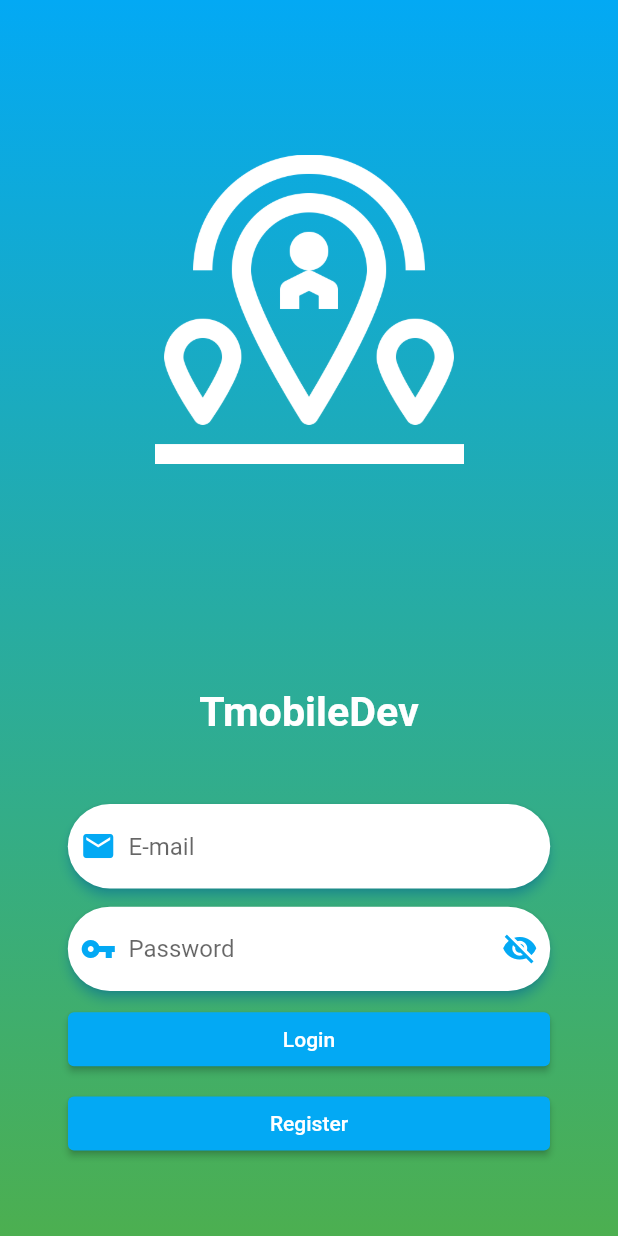
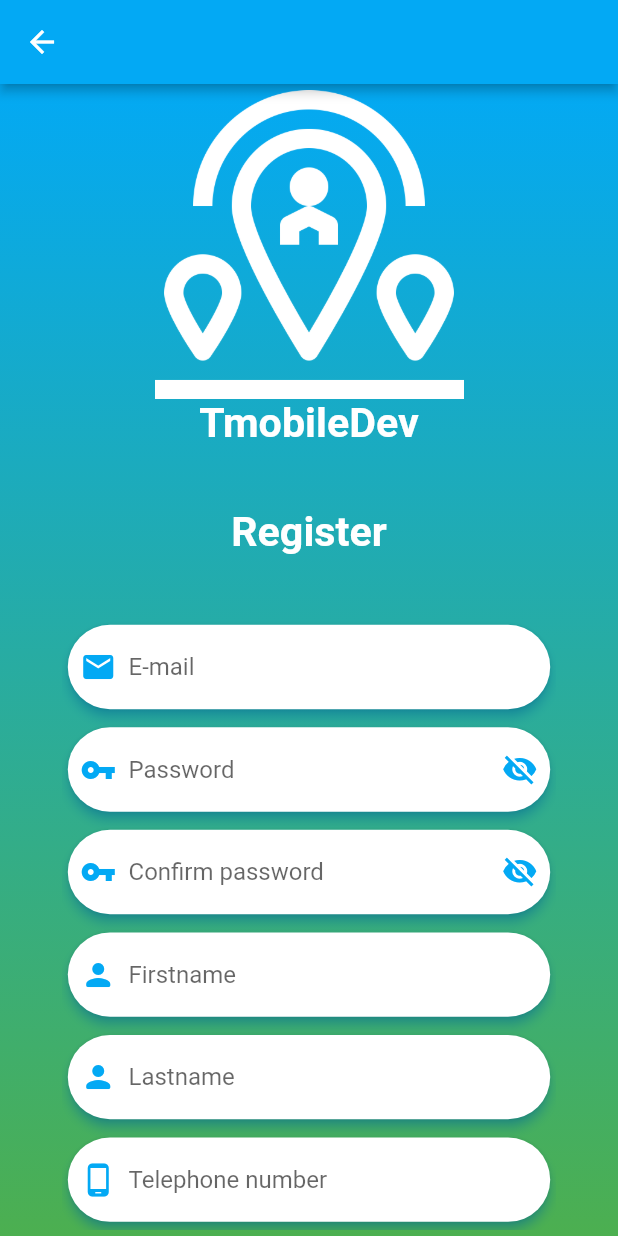
Before and after one commit to tumlovery2005/TMobileDevFlutter, a Flutter app: the screen it shows after launch, after a tap on "Register", on a phone screen of 412 x 824 dp. Run offline on Flutter 3.47's test engine with Material 2 defaults, Android fonts, the phone set to English and light mode, and no system bars; our stand-ins replace cached_network_image, dio, flutter_countdown_timer, modal_progress_hud, rxdart, shared_preferences; missing offline and left inert: abhi_flutter_alertdialog; network calls fail.

Commit message:
create register ui.

```diff
--- a/lib/page/LoginPage.dart
+++ b/lib/page/LoginPage.dart
@@ -7,6 +7,7 @@ import 'package:tmobiledev/bloc/UserMeBloc.dart';
 import 'package:tmobiledev/model/StatusModel.dart';
 import 'package:tmobiledev/model/user/UserStatusModel.dart';
 import 'package:tmobiledev/page/MainAppPage.dart';
+import 'package:tmobiledev/page/RegisterPage.dart';
 import 'package:tmobiledev/utils/EnterExitRoute.dart';
 import 'package:tmobiledev/utils/pref_manager.dart';
 
@@ -67,11 +68,19 @@ class LoginPageState extends State<LoginPage> {
             child: Column(
               children: <Widget>[
                 Expanded(
-                  child: Center(
+                  child: Column(
+                    mainAxisAlignment:  MainAxisAlignment.center,
+                    children: <Widget>[
+                      Center(
                         child: Image(
                           image: AssetImage('assets/title_image.png'),
                           width: shortWidthsize / 2, color: Colors.white,
                         ),
+                      ),
+                      Text('TmobileDev', style: TextStyle(color: Colors.white,
+                          fontSize: shortTestside / 15, fontWeight: FontWeight.bold)
+                      ),
+                    ],
                   ),
                 ),
                 Expanded(
@@ -106,11 +115,19 @@ class LoginPageState extends State<LoginPage> {
             Container(
               width: (shortWidthsize / 2),
               height: double.infinity,
-              child: Center(
+              child: Column(
+                mainAxisAlignment:  MainAxisAlignment.center,
+                children: <Widget>[
+                  Center(
                     child: Image(
                       image: AssetImage('assets/title_image.png'),
                       width: shortWidthsize / 4, color: Colors.white,
                     ),
+                  ),
+                  Text('TmobileDev', style: TextStyle(color: Colors.white,
+                      fontSize: shortTestside / 15, fontWeight: FontWeight.bold)
+                  ),
+                ],
               ),
             ),
             Expanded(
@@ -133,7 +150,7 @@ class LoginPageState extends State<LoginPage> {
               crossAxisAlignment: CrossAxisAlignment.center,
               mainAxisAlignment: MainAxisAlignment.center,
               children: <Widget>[
-                Text('TmobileDev', style: TextStyle(color: Colors.white,
+                Text('Login', style: TextStyle(color: Colors.white,
                     fontSize: shortTestside / 15, fontWeight: FontWeight.bold)
                 ),
                 _boxInputEmail(),
@@ -271,8 +288,7 @@ class LoginPageState extends State<LoginPage> {
       width: double.infinity,
       child: ElevatedButton(
         onPressed: () => {
-          _setLoading(true),
-          _LoginRequest(),
+          _nextRegisterPage(),
         },
         child: Text('Register', style: TextStyle(color: Colors.white)),
         clipBehavior: Clip.antiAlias,
@@ -341,6 +357,10 @@ class LoginPageState extends State<LoginPage> {
     });
   }
 
+  _nextRegisterPage() {
+    Navigator.push(context, EnterExitRoute(enterPage: RegisterPage()));
+  }
+
   _nextMainAppPage() {
     Navigator.pop(context);
     Navigator.push(context, EnterExitRoute(enterPage: MainAppPage()));
--- /dev/null
+++ b/lib/page/RegisterPage.dart
@@ -0,0 +1,490 @@
+import 'package:flutter/material.dart';
+import 'package:flutter/services.dart';
+import 'package:modal_progress_hud/modal_progress_hud.dart';
+
+class RegisterPage extends StatefulWidget {
+
+  @override
+  RegisterPageState createState() => RegisterPageState();
+}
+
+class RegisterPageState extends State<RegisterPage> {
+  double shortTestside, shortWidthsize;
+  final _emailController = TextEditingController();
+  final _passwordController = TextEditingController();
+  final _confirmPasswordController = TextEditingController();
+  final _firstNameController = TextEditingController();
+  final _lasttNameController = TextEditingController();
+  final _telephoneController = TextEditingController();
+  bool showPassword = true;
+  bool showConfirmPassword = true;
+  bool loading = false;
+
+  @override
+  Widget build(BuildContext context) {
+    shortTestside = MediaQuery.of(context).size.shortestSide;
+    shortWidthsize = MediaQuery.of(context).size.width;
+    var isPortrait = MediaQuery.of(context).orientation == Orientation.portrait;
+    if(isPortrait){
+      return _isPortrait();
+    } else {
+      return _isLandscape();
+    }
+  }
+
+  Widget _isPortrait(){
+    return GestureDetector(
+      onTap: () {
+        FocusScopeNode currentFocus = FocusScope.of(context);
+        if (!currentFocus.hasPrimaryFocus) {
+          currentFocus.unfocus();
+        }
+      },
+      child: Scaffold(
+        appBar: AppBar(
+          leading: new IconButton(
+            icon: new Icon(Icons.arrow_back_outlined),
+            onPressed: () => Navigator.of(context).pop(),
+          ),
+          elevation: 3.0,
+          backgroundColor: Colors.lightBlue,
+        ),
+        body: ModalProgressHUD(
+          child: Container(
+            width: double.infinity,
+            height: double.infinity,
+            padding: EdgeInsets.only(
+              top: shortTestside / 100,
+              bottom: shortTestside / 100,
+              left: shortTestside / 10,
+              right: shortTestside / 10,
+            ),
+            decoration: BoxDecoration(
+              gradient: LinearGradient(
+                begin: Alignment.topCenter,
+                end: Alignment.bottomCenter,
+                colors: [
+                  Colors.lightBlue,
+                  Colors.green,
+                ],
+              ),
+            ),
+            child: SingleChildScrollView(
+              child: Column(
+                children: <Widget>[
+                  Center(
+                    child: Image(
+                      image: AssetImage('assets/title_image.png'),
+                      width: shortWidthsize / 2, color: Colors.white,
+                    ),
+                  ),
+                  Text('TmobileDev', style: TextStyle(color: Colors.white,
+                      fontSize: shortTestside / 15, fontWeight: FontWeight.bold)
+                  ),
+                  Container(
+                    margin: EdgeInsets.only(top: shortWidthsize / 10),
+                    child: Text('Register', style: TextStyle(color: Colors.white,
+                        fontSize: shortTestside / 15, fontWeight: FontWeight.bold)
+                    ),
+                  ),
+                  _boxInputEmail(),
+                  _boxInputPassword(),
+                  _boxInputConfirmPassword(),
+                  _boxInputFirstname(),
+                  _boxInputLastname(),
+                  _boxTelephone(),
+                  _buttonRegister(),
+                ],
+              ),
+            ),
+          ),
+          inAsyncCall: loading,
+        ),
+      ),
+    );
+  }
+
+  Widget _isLandscape(){
+    return Scaffold(
+      appBar: AppBar(
+        leading: new IconButton(
+          icon: new Icon(Icons.arrow_back_outlined),
+          onPressed: () => Navigator.of(context).pop(),
+        ),
+        elevation: 3.0,
+        backgroundColor: Colors.lightBlue,
+      ),
+      body: Container(
+        width: double.infinity,
+        height: double.infinity,
+        decoration: BoxDecoration(
+          gradient: LinearGradient(
+            begin: Alignment.topCenter,
+            end: Alignment.bottomCenter,
+            colors: [
+              Colors.lightBlue,
+              Colors.green,
+            ],
+          ),
+        ),
+        child: Row(
+          children: <Widget>[
+            Container(
+              width: (shortWidthsize / 2),
+              height: double.infinity,
+              child: Column(
+                mainAxisAlignment:  MainAxisAlignment.center,
+                children: <Widget>[
+                  Center(
+                    child: Image(
+                      image: AssetImage('assets/title_image.png'),
+                      width: shortWidthsize / 4, color: Colors.white,
+                    ),
+                  ),
+                  Text('TmobileDev', style: TextStyle(color: Colors.white,
+                      fontSize: shortTestside / 15, fontWeight: FontWeight.bold)
+                  ),
+                ],
+              ),
+            ),
+            Expanded(
+              child: _layoutLogin(),
+            ),
+          ],
+        ),
+      ),
+    );
+  }
+
+  Widget _layoutLogin(){
+    return Container(
+      child: Center(
+        child: SingleChildScrollView(
+          child: Container(
+            width: double.infinity,
+            margin: EdgeInsets.all(shortTestside / 10),
+            child: Column(
+              crossAxisAlignment: CrossAxisAlignment.center,
+              mainAxisAlignment: MainAxisAlignment.center,
+              children: <Widget>[
+                Text('Register', style: TextStyle(color: Colors.white,
+                    fontSize: shortTestside / 15, fontWeight: FontWeight.bold)
+                ),
+                _boxInputEmail(),
+                _boxInputPassword(),
+                _boxInputConfirmPassword(),
+                _boxInputFirstname(),
+                _boxInputLastname(),
+                _boxTelephone(),
+                _buttonRegister(),
+              ],
+            ),
+          ),
+        ),
+      ),
+    );
+  }
+
+  Widget _boxInputEmail(){
+    return Container(
+        width: double.infinity,
+        margin: EdgeInsets.only(top: shortTestside /10),
+        child: Card(
+            shadowColor: Colors.lightBlue,
+            elevation: 3.0,
+            shape: RoundedRectangleBorder(
+                borderRadius: BorderRadiusDirectional.circular(shortTestside / 10)),
+            child: Container(
+              padding: EdgeInsets.all(shortTestside / 100),
+              child: Row(
+                mainAxisAlignment: MainAxisAlignment.center,
+                children: <Widget>[
+                  Container(
+                    margin: EdgeInsets.all(shortTestside / 100),
+                    child: Icon(Icons.email, color: Colors.lightBlue),
+                  ),
+                  Expanded(
+                    child: Container(
+                      margin: EdgeInsets.only(left: shortTestside / 100),
+                      child: TextField(
+                        controller: _emailController,
+                        decoration: InputDecoration(
+                          hintText: "E-mail",
+                          border: InputBorder.none,
+                        ),
+                        maxLines: 1,
+                      ),
+                    ),
+                  ),
+                ],
+              ),
+            )
+        )
+    );
+  }
+
+  Widget _boxInputPassword(){
+    return Container(
+        width: double.infinity,
+        margin: EdgeInsets.only(top: shortTestside / 100),
+        child: Card(
+            shadowColor: Colors.lightBlue,
+            elevation: 3.0,
+            shape: RoundedRectangleBorder(
+                borderRadius: BorderRadiusDirectional.circular(shortTestside / 10)),
+            child: Container(
+              padding: EdgeInsets.all(shortTestside / 100),
+              child: Row(
+                mainAxisAlignment: MainAxisAlignment.center,
+                children: <Widget>[
+                  Container(
+                    margin: EdgeInsets.all(shortTestside / 100),
+                    child: Icon(Icons.vpn_key, color: Colors.lightBlue),
+                  ),
+                  Expanded(
+                      child: Container(
+                        margin: EdgeInsets.only(left: shortTestside / 100),
+                        child: TextField(
+                          controller: _passwordController,
+                          decoration: InputDecoration(
+                            hintText: "Password",
+                            border: InputBorder.none,
+                          ),
+                          enableSuggestions: false,
+                          obscureText: showPassword,
+                          maxLines: 1,
+                        ),
+                      )
+                  ),
+                  InkResponse(
+                    child: Container(
+                      margin: EdgeInsets.all(shortTestside / 100),
+                      child: _iconShowPassword(),
+                    ),
+                    onTap: () => {
+                      if(showPassword){
+                        _setShowPassword(false),
+                      } else {
+                        _setShowPassword(true),
+                      }
+                    },
+                  ),
+                ],
+              ),
+            )
+        )
+    );
+  }
+
+  Widget _boxInputConfirmPassword(){
+    return Container(
+        width: double.infinity,
+        margin: EdgeInsets.only(top: shortTestside / 100),
+        child: Card(
+            shadowColor: Colors.lightBlue,
+            elevation: 3.0,
+            shape: RoundedRectangleBorder(
+                borderRadius: BorderRadiusDirectional.circular(shortTestside / 10)),
+            child: Container(
+              padding: EdgeInsets.all(shortTestside / 100),
+              child: Row(
+                mainAxisAlignment: MainAxisAlignment.center,
+                children: <Widget>[
+                  Container(
+                    margin: EdgeInsets.all(shortTestside / 100),
+                    child: Icon(Icons.vpn_key, color: Colors.lightBlue),
+                  ),
+                  Expanded(
+                      child: Container(
+                        margin: EdgeInsets.only(left: shortTestside / 100),
+                        child: TextField(
+                          controller: _confirmPasswordController,
+                          decoration: InputDecoration(
+                            hintText: "Confirm password",
+                            border: InputBorder.none,
+                          ),
+                          enableSuggestions: false,
+                          obscureText: showConfirmPassword,
+                          maxLines: 1,
+                        ),
+                      )
+                  ),
+                  InkResponse(
+                    child: Container(
+                      margin: EdgeInsets.all(shortTestside / 100),
+                      child: _iconShowPassword(),
+                    ),
+                    onTap: () => {
+                      if(showConfirmPassword){
+                        _setShowConfirmPassword(false),
+                      } else {
+                        _setShowConfirmPassword(true),
+                      }
+                    },
+                  ),
+                ],
+              ),
+            )
+        )
+    );
+  }
+
+  Widget _iconShowPassword(){
+    if(showPassword){
+      return Icon(Icons.visibility_off_sharp, color: Colors.lightBlue);
+    } else {
+      return Icon(Icons.remove_red_eye_sharp, color: Colors.lightBlue);
+    }
+  }
+
+  Widget _boxInputFirstname(){
+    return Container(
+        width: double.infinity,
+        margin: EdgeInsets.only(top: shortTestside / 100),
+        child: Card(
+            shadowColor: Colors.lightBlue,
+            elevation: 3.0,
+            shape: RoundedRectangleBorder(
+                borderRadius: BorderRadiusDirectional.circular(shortTestside / 10)),
+            child: Container(
+              padding: EdgeInsets.all(shortTestside / 100),
+              child: Row(
+                mainAxisAlignment: MainAxisAlignment.center,
+                children: <Widget>[
+                  Container(
+                    margin: EdgeInsets.all(shortTestside / 100),
+                    child: Icon(Icons.person_rounded, color: Colors.lightBlue),
+                  ),
+                  Expanded(
+                    child: Container(
+                      margin: EdgeInsets.only(left: shortTestside / 100),
+                      child: TextField(
+                        controller: _firstNameController,
+                        decoration: InputDecoration(
+                          hintText: "Firstname",
+                          border: InputBorder.none,
+                        ),
+                        maxLines: 1,
+                      ),
+                    ),
+                  ),
+                ],
+              ),
+            )
+        )
+    );
+  }
+
+  Widget _boxInputLastname(){
+    return Container(
+        width: double.infinity,
+        margin: EdgeInsets.only(top: shortTestside / 100),
+        child: Card(
+            shadowColor: Colors.lightBlue,
+            elevation: 3.0,
+            shape: RoundedRectangleBorder(
+                borderRadius: BorderRadiusDirectional.circular(shortTestside / 10)),
+            child: Container(
+              padding: EdgeInsets.all(shortTestside / 100),
+              child: Row(
+                mainAxisAlignment: MainAxisAlignment.center,
+                children: <Widget>[
+                  Container(
+                    margin: EdgeInsets.all(shortTestside / 100),
+                    child: Icon(Icons.person_rounded, color: Colors.lightBlue),
+                  ),
+                  Expanded(
+                    child: Container(
+                      margin: EdgeInsets.only(left: shortTestside / 100),
+                      child: TextField(
+                        controller: _lasttNameController,
+                        decoration: InputDecoration(
+                          hintText: "Lastname",
+                          border: InputBorder.none,
+                        ),
+                        maxLines: 1,
+                      ),
+                    ),
+                  ),
+                ],
+              ),
+            )
+        )
+    );
+  }
+
+  Widget _boxTelephone(){
+    return Container(
+        width: double.infinity,
+        margin: EdgeInsets.only(top: shortTestside / 100),
+        child: Card(
+            shadowColor: Colors.lightBlue,
+            elevation: 3.0,
+            shape: RoundedRectangleBorder(
+                borderRadius: BorderRadiusDirectional.circular(shortTestside / 10)),
+            child: Container(
+              padding: EdgeInsets.all(shortTestside / 100),
+              child: Row(
+                mainAxisAlignment: MainAxisAlignment.center,
+                children: <Widget>[
+                  Container(
+                    margin: EdgeInsets.all(shortTestside / 100),
+                    child: Icon(Icons.phone_android, color: Colors.lightBlue),
+                  ),
+                  Expanded(
+                    child: Container(
+                      margin: EdgeInsets.only(left: shortTestside / 100),
+                      child: TextField(
+                        controller: _telephoneController,
+                        decoration: InputDecoration(
+                          hintText: "Telephone number",
+                          border: InputBorder.none,
+                        ),
+                        keyboardType: TextInputType.number,
+                        maxLines: 1,
+                      ),
+                    ),
+                  ),
+                ],
+              ),
+            )
+        )
+    );
+  }
+
+  Widget _buttonRegister(){
+    return Container(
+      margin: EdgeInsets.all(shortTestside / 100),
+      width: double.infinity,
+      child: ElevatedButton(
+        onPressed: () => {
+          // _setLoading(true),
+          // _LoginRequest(),
+        },
+        child: Text('Register', style: TextStyle(color: Colors.white)),
+        clipBehavior: Clip.antiAlias,
+        style: ButtonStyle(
+            backgroundColor: MaterialStateProperty.all<Color>(Colors.lightBlue)
+        ),
+      ),
+    );
+  }
+
+  _setLoading(bool _loading){
+    setState(() {
+      loading = _loading;
+    });
+  }
+
+  _setShowPassword(bool _isShow){
+    setState(() {
+      showPassword = _isShow;
+    });
+  }
+
+  _setShowConfirmPassword(bool _isShow){
+    setState(() {
+      showConfirmPassword = _isShow;
+    });
+  }
+}
```
Lines whose indentation alone changed are shown as unchanged.
